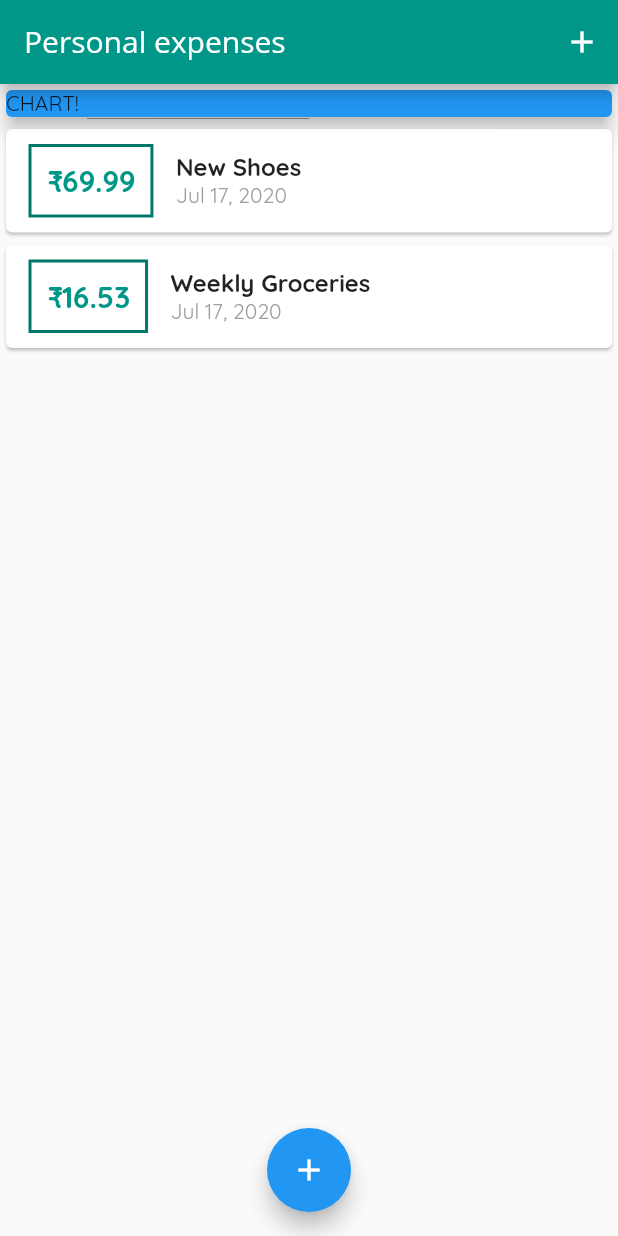
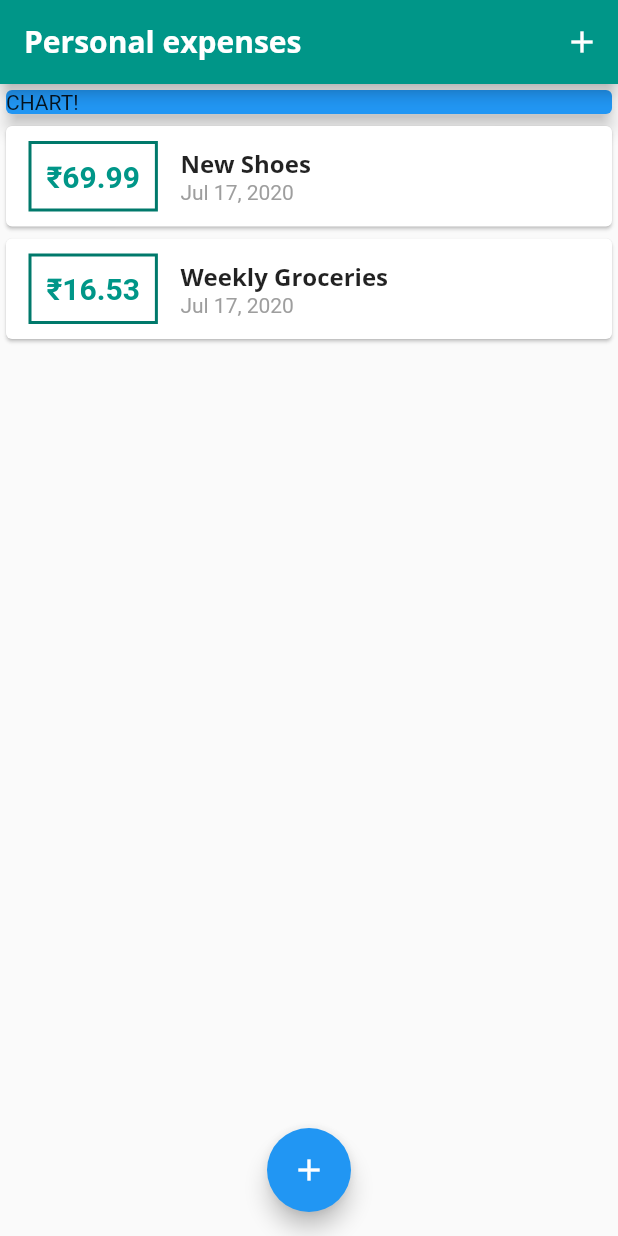
Before and after one commit to Himachallad/personal_expense, a Flutter app: the screen it shows after launch, on a phone screen of 412 x 824 dp. Run offline on Flutter 3.47's test engine with Material 2 defaults, Android fonts, the phone set to English and light mode, and no system bars.

Commit message:
Default size

```diff
--- a/lib/main.dart
+++ b/lib/main.dart
@@ -16,9 +16,17 @@ class MyApp extends StatelessWidget {
           primarySwatch: Colors.teal,
           accentColor: Colors.blue,
           fontFamily: 'Quicksand',
+          textTheme: ThemeData.light().textTheme.copyWith(
+              title: TextStyle(
+                  fontFamily: 'OpenSans',
+                  fontSize: 16,
+                  fontWeight: FontWeight.bold)),
           appBarTheme: AppBarTheme(
               textTheme: ThemeData.light().textTheme.copyWith(
-                  title: TextStyle(fontFamily: 'OpenSans', fontSize: 20)))),
+                  title: TextStyle(
+                      fontFamily: 'OpenSans',
+                      fontSize: 20,
+                      fontWeight: FontWeight.bold)))),
       home: MyHomePage(),
     );
   }
--- a/lib/widgets/transacation_list.dart
+++ b/lib/widgets/transacation_list.dart
@@ -35,7 +35,7 @@ class TransactionList extends StatelessWidget {
                 children: <Widget>[
                   Text(
                     transactions[index].title,
-                    style: TextStyle(fontSize: 16, fontWeight: FontWeight.bold),
+                    style: Theme.of(context).textTheme.title,
                   ),
                   Text(
                     DateFormat.yMMMd("en_US").format(transactions[index].date),
```
